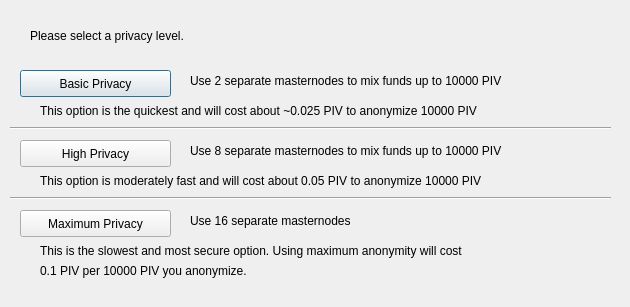
Before: the Qt Designer form src/qt/forms/obfuscationconfig.ui in cryptocrowd-xcrc/core-wallet, drawn with Qt 5.
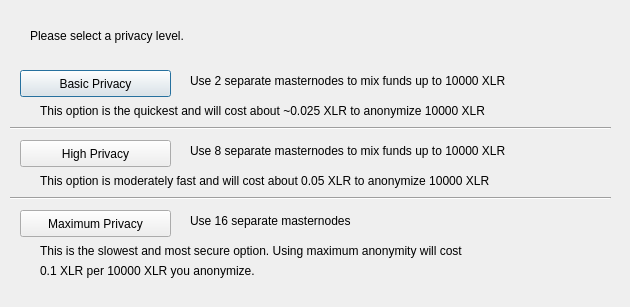
After: the same form once the commit is applied.

Patch:
```diff
--- a/src/qt/forms/obfuscationconfig.ui
+++ b/src/qt/forms/obfuscationconfig.ui
@@ -75,7 +75,7 @@
     </rect>
    </property>
    <property name="text">
-    <string>Use 2 separate masternodes to mix funds up to 10000 PIV</string>
+    <string>Use 2 separate masternodes to mix funds up to 10000 XLR</string>
    </property>
   </widget>
   <widget class="QLabel" name="label_3">
@@ -88,7 +88,7 @@
     </rect>
    </property>
    <property name="text">
-    <string>Use 8 separate masternodes to mix funds up to 10000 PIV</string>
+    <string>Use 8 separate masternodes to mix funds up to 10000 XLR</string>
    </property>
   </widget>
   <widget class="QLabel" name="label_4">
@@ -114,7 +114,7 @@
     </rect>
    </property>
    <property name="text">
-    <string>This option is the quickest and will cost about ~0.025 PIV to anonymize 10000 PIV</string>
+    <string>This option is the quickest and will cost about ~0.025 XLR to anonymize 10000 XLR</string>
    </property>
   </widget>
   <widget class="QLabel" name="label_7">
@@ -127,7 +127,7 @@
     </rect>
    </property>
    <property name="text">
-    <string>This option is moderately fast and will cost about 0.05 PIV to anonymize 10000 PIV</string>
+    <string>This option is moderately fast and will cost about 0.05 XLR to anonymize 10000 XLR</string>
    </property>
   </widget>
   <widget class="QLabel" name="label_8">
@@ -153,7 +153,7 @@
     </rect>
    </property>
    <property name="text">
-    <string>0.1 PIV per 10000 PIV you anonymize.</string>
+    <string>0.1 XLR per 10000 XLR you anonymize.</string>
    </property>
   </widget>
   <widget class="Line" name="line">
```
